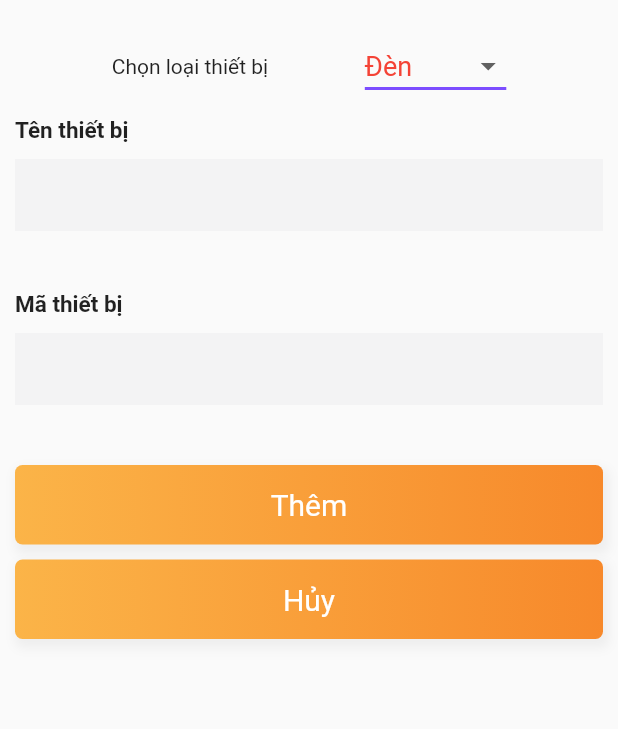
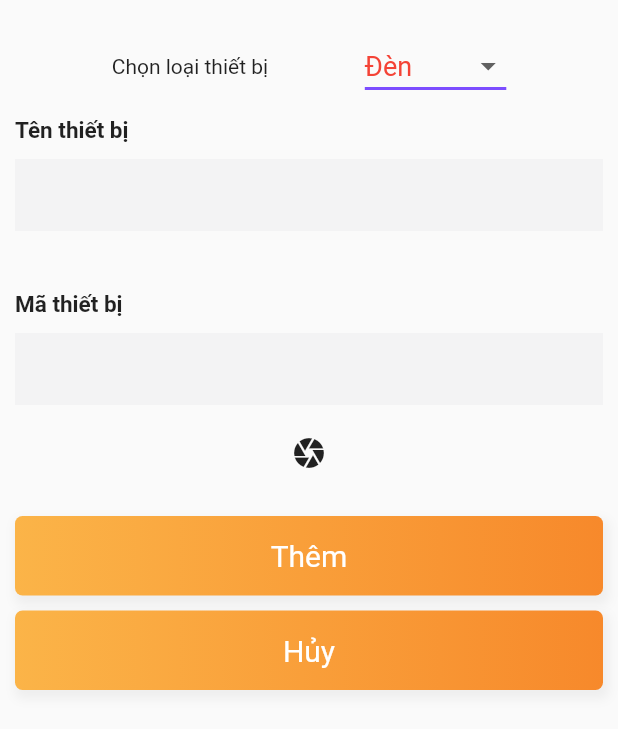
Before and after one commit to khanhlh21197/First-Flutter-Project, a Flutter app: the AddDevice screen opened directly with empty values, on a phone screen of 412 x 824 dp. Shown: the top 729 px of the screen. Run offline on Flutter 3.47's test engine with Material 2 defaults, Android fonts, the phone set to English and light mode, and no system bars; our stand-ins replace floor, flutter_local_notifications, flutter_time_picker_spinner, font_awesome_flutter, google_fonts, redux and 2 more; missing offline and left inert: mqtt_client, qrscan, redux_persist; accounts and stored records are empty.

Commit message:
add qrscan

```diff
--- a/lib/device/add_device_page.dart
+++ b/lib/device/add_device_page.dart
@@ -5,6 +5,7 @@ import 'package:flutter/material.dart';
 import 'package:my_first_flutter_project/helper/models.dart';
 import 'package:my_first_flutter_project/model/device.dart';
 import 'package:my_first_flutter_project/response/device_response.dart';
+import 'package:qrscan/qrscan.dart' as scanner;
 
 import 'file:///E:/KhanhLH/AndroidStudioProjects/my_first_flutter_project/lib/helper/constants.dart'
     as Constants;
@@ -151,6 +152,21 @@ class _AddDeviceState extends State<AddDevice> {
               ],
             ),
             SizedBox(
+              height: 10,
+            ),
+            Column(
+              mainAxisAlignment: MainAxisAlignment.spaceEvenly,
+              children: <Widget>[
+                GestureDetector(
+                  child: Icon(Icons.camera),
+                  onTap: () async {
+                    String cameraScanResult = await scanner.scan();
+                    _deviceIdController.text = cameraScanResult;
+                  },
+                )
+              ],
+            ),
+            SizedBox(
               height: 20,
             ),
             Visibility(
--- a/pubspec.yaml
+++ b/pubspec.yaml
@@ -41,6 +41,7 @@ dependencies:
   flutter_local_notifications: ^1.4.2
   rxdart: ^0.23.1
   redux_persist: ^0.8.3
+  qrscan: ^0.2.17
 
 dev_dependencies:
   flutter_test:
```
Also changed, not shown: pubspec.lock, 1 other file.
